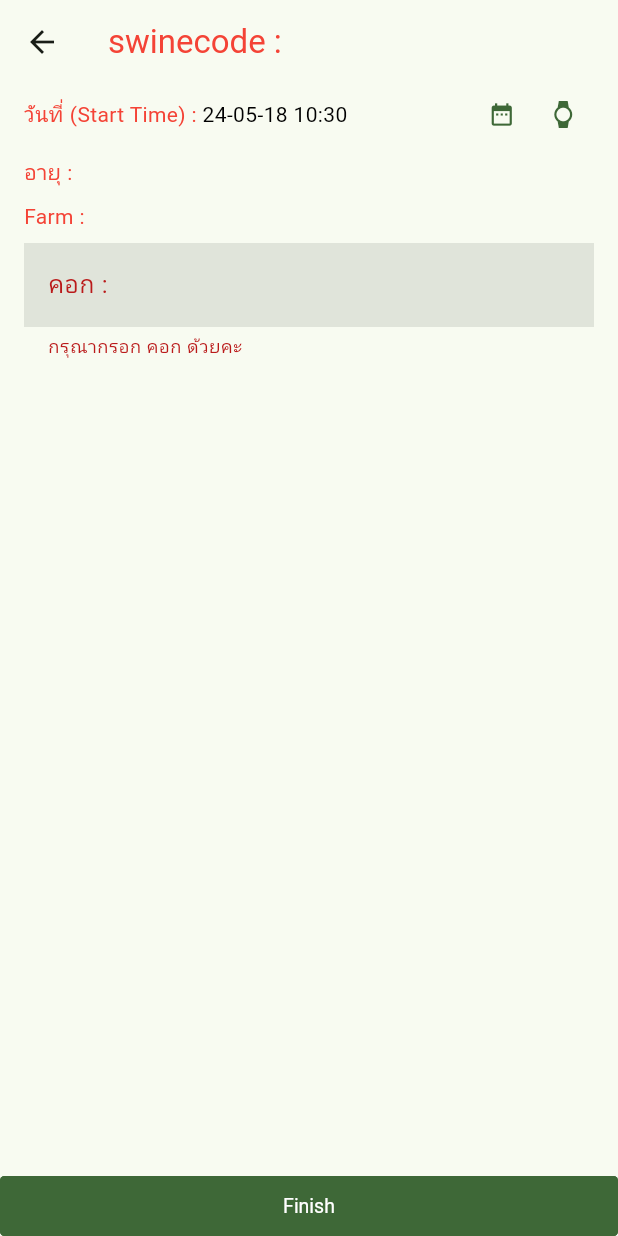
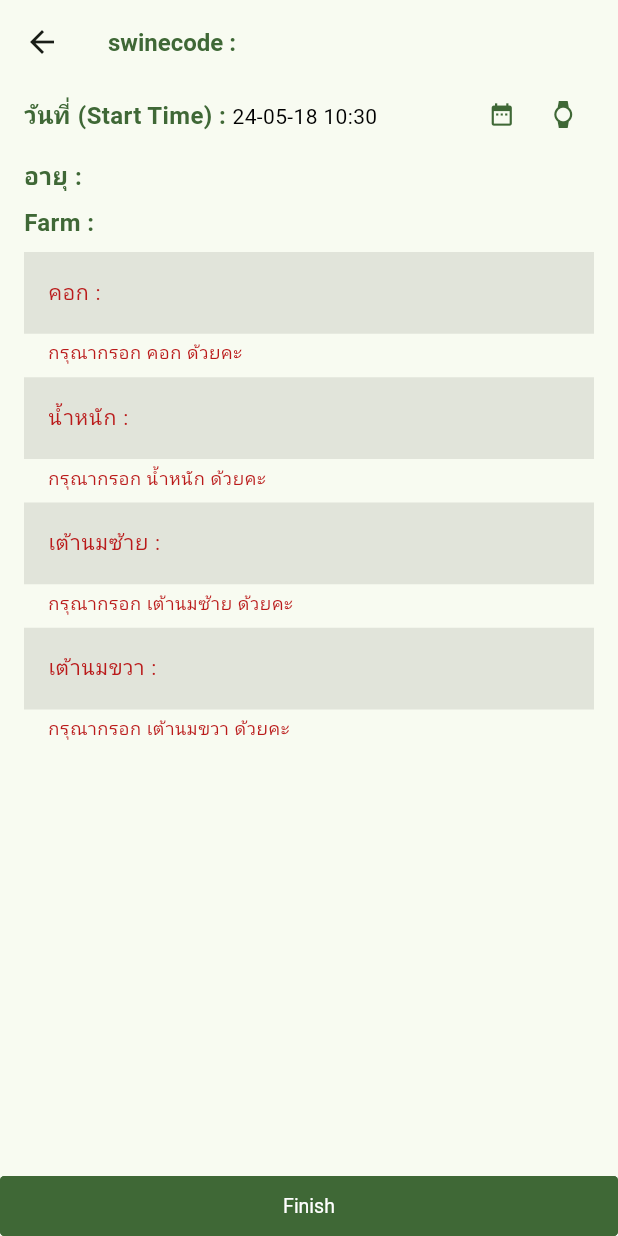
Before and after one commit to masterUNG/formanimal, a Flutter app: the DisplayDetail screen opened directly with empty values, after a tap on "Finish", on a phone screen of 412 x 824 dp. Run offline on Flutter 3.47's test engine with Material 3 defaults, Android fonts, the phone set to English and light mode, and no system bars; drawn by our look-alikes of getwidget; our stand-ins replace dio, easy_refresh, get; network calls fail.

Commit message:
before lunch

```diff
--- a/lib/main.dart
+++ b/lib/main.dart
@@ -17,7 +17,7 @@ class MyApp extends StatelessWidget {
   Widget build(BuildContext context) {
     return GetMaterialApp(
       home: ListSwineCode(),
-      theme: ThemeData(colorScheme: ColorScheme.fromSeed(seedColor: const Color.fromARGB(255, 6, 75, 8))),
+      theme: ThemeData(colorScheme: ColorScheme.fromSeed(seedColor: Color.fromARGB(255, 4, 163, 7))),
     );
   }
 }
--- a/lib/states/display_detail.dart
+++ b/lib/states/display_detail.dart
@@ -68,6 +68,8 @@ class _DisplayDetailState extends State<DisplayDetail> {
               WidgetTextRich(
                   head: 'Farm', value: widget.swineCodeModel.farmfarmcode),
               const SizedBox(height: 8),
+
+
               WidgetForm(
                 validator: (p0) {
                   if (p0?.isEmpty ?? true) {
@@ -79,6 +81,53 @@ class _DisplayDetailState extends State<DisplayDetail> {
                 labelText: 'คอก :',
               ),
               const SizedBox(height: 8),
+
+
+              WidgetForm(
+                validator: (p0) {
+                  if (p0?.isEmpty ?? true) {
+                    return 'กรุณากรอก น้ำหนัก ด้วยคะ';
+                  } else {
+                    return null;
+                  }
+                },
+                labelText: 'น้ำหนัก :',
+              ),
+              const SizedBox(height: 8),
+
+
+              WidgetForm(
+                validator: (p0) {
+                  if (p0?.isEmpty ?? true) {
+                    return 'กรุณากรอก เต้านมซ้าย ด้วยคะ';
+                  } else {
+                    return null;
+                  }
+                },
+                labelText: 'เต้านมซ้าย :',
+              ),
+              const SizedBox(height: 8),
+
+
+              WidgetForm(
+                validator: (p0) {
+                  if (p0?.isEmpty ?? true) {
+                    return 'กรุณากรอก เต้านมขวา ด้วยคะ';
+                  } else {
+                    return null;
+                  }
+                },
+                labelText: 'เต้านมขวา :',
+              ),
+              const SizedBox(height: 8),
+
+
+
+
+
+
+
+
               FutureBuilder(
                 future: AppService().readCaseAnimal(),
                 builder: (context, snapshot) {
--- a/lib/utility/app_constant.dart
+++ b/lib/utility/app_constant.dart
@@ -1,7 +1,33 @@
 import 'package:flutter/material.dart';
 
 class AppConstant {
+  BoxDecoration cureBox() => BoxDecoration(border: Border.all());
 
-   BoxDecoration cureBox() => BoxDecoration(border: Border.all());
-
+  TextStyle h1Style({
+    double? size,
+    FontWeight? fontWeight,
+    Color? color,
+  }) =>
+      TextStyle(
+          fontSize: size ?? 36,
+          fontWeight: fontWeight ?? FontWeight.bold,
+          color: color);
+  TextStyle h2Style({
+    double? size,
+    FontWeight? fontWeight,
+    Color? color,
+  }) =>
+      TextStyle(
+          fontSize: size ?? 22,
+          fontWeight: fontWeight ?? FontWeight.w700,
+          color: color);
+  TextStyle h3Style({
+    double? size,
+    FontWeight? fontWeight,
+    Color? color,
+  }) =>
+      TextStyle(
+          fontSize: size ?? 14,
+          fontWeight: fontWeight ?? FontWeight.normal,
+          color: color);
 }
--- a/lib/widgets/widget_form.dart
+++ b/lib/widgets/widget_form.dart
@@ -1,5 +1,6 @@
 // ignore_for_file: public_member_api_docs, sort_constructors_first
 import 'package:flutter/material.dart';
+import 'package:formanimal/utility/app_constant.dart';
 
 class WidgetForm extends StatelessWidget {
   const WidgetForm({
@@ -18,6 +19,7 @@ class WidgetForm extends StatelessWidget {
         filled: true,
         border: InputBorder.none,
         labelText: labelText,
+        labelStyle: AppConstant().h3Style()
       ),
     );
   }
--- a/lib/widgets/widget_text_rich.dart
+++ b/lib/widgets/widget_text_rich.dart
@@ -1,5 +1,6 @@
 // ignore_for_file: public_member_api_docs, sort_constructors_first
 import 'package:flutter/material.dart';
+import 'package:formanimal/utility/app_constant.dart';
 
 class WidgetTextRich extends StatelessWidget {
   const WidgetTextRich({
@@ -14,10 +15,15 @@ class WidgetTextRich extends StatelessWidget {
   @override
   Widget build(BuildContext context) {
     return Text.rich(
-      TextSpan(text: head, style: TextStyle(color: Colors.red), children: [
-        TextSpan(text: ' : ', style: TextStyle(color: Colors.red)),
-        TextSpan(text: value, style: TextStyle(color: Colors.black)),
-      ]),
+      TextSpan(
+          text: head,
+          style: AppConstant()
+              .h2Style(size: 16, color: Theme.of(context).primaryColor),
+          children: [
+            TextSpan(text: ' : ', style: AppConstant().h2Style(size: 16)),
+            TextSpan(
+                text: value, style: AppConstant().h3Style(color: Colors.black)),
+          ]),
     );
   }
 }
```
